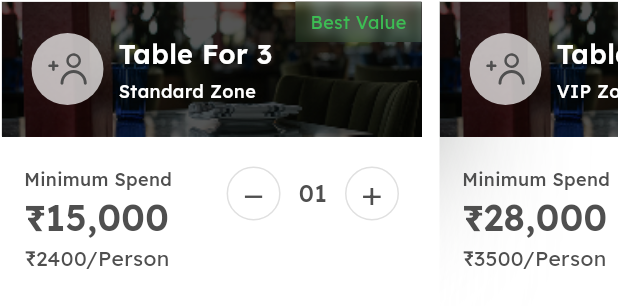
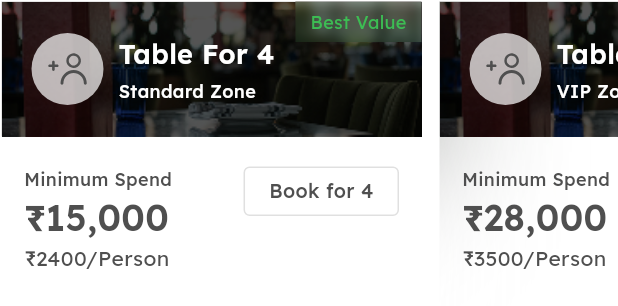
Before and after one commit to devesh-whiterapps/partywitty, a Flutter app: the TableBookingHorizontalList widget shown alone on an empty page, opened directly, on a phone screen of 412 x 824 dp. Shown: the top 306 px of the screen. Run offline on Flutter 3.47's test engine with Material 3 defaults, Android fonts, the phone set to English and light mode, and no system bars; our stand-ins replace equatable, flutter_bloc, flutter_dotenv, flutter_svg, google_fonts, image_picker; missing offline and left inert: gradient_txt, razorpay_flutter; network calls fail.

```diff
--- a/lib/presentation/screens/general_pass_options_screen.dart
+++ b/lib/presentation/screens/general_pass_options_screen.dart
@@ -402,7 +402,7 @@ class _TableBookingHorizontalListState
 
   final List<Map<String, dynamic>> tableOptions = [
     {
-      'tableName': 'Table For 3',
+      'tableName': 'Table For 4',
       'zone': 'Standard Zone',
       'minSpend': '₹15,000',
       'perPerson': '₹2400/Person',
@@ -691,8 +691,29 @@ class _TableBookingHorizontalListState
                               ),
                             ],
                           ),
-                          // Right - Quantity selector
-                          _TableQuantitySelector(),
+                          // Book For button (outlined)
+                          Container(
+                            padding: const EdgeInsets.symmetric(
+                              horizontal: 16,
+                              vertical: 6,
+                            ),
+                            decoration: BoxDecoration(
+                              color: Colors.white.withOpacity(0.3),
+                              borderRadius: BorderRadius.circular(4),
+                              border: Border.all(
+                                color: const Color(0xFFE0E0E0),
+                                width: 1,
+                              ),
+                            ),
+                            child: Text(
+                              data['bookFor'],
+                              style: GoogleFonts.lexend(
+                                fontSize: 13,
+                                fontWeight: FontWeight.w500,
+                                color: const Color(0xFF4F4F4F),
+                              ),
+                            ),
+                          ),
                         ],
                       ),
                       const SizedBox(height: 19),
@@ -827,94 +848,3 @@ class _GeneralPassOptionsScreenState extends State<GeneralPassOptionsScreen> {
     );
   }
 }
-
-/// Quantity selector widget for table bookings (- 01 +)
-class _TableQuantitySelector extends StatefulWidget {
-  const _TableQuantitySelector();
-
-  @override
-  State<_TableQuantitySelector> createState() => _TableQuantitySelectorState();
-}
-
-class _TableQuantitySelectorState extends State<_TableQuantitySelector> {
-  int _quantity = 1;
-
-  void _increment() {
-    setState(() {
-      _quantity++;
-    });
-  }
-
-  void _decrement() {
-    if (_quantity > 1) {
-      setState(() {
-        _quantity--;
-      });
-    }
-  }
-
-  @override
-  Widget build(BuildContext context) {
-    return Row(
-      mainAxisSize: MainAxisSize.min,
-      children: [
-        // Minus button (circular)
-        GestureDetector(
-          onTap: _decrement,
-          child: Container(
-            width: 36,
-            height: 36,
-            decoration: BoxDecoration(
-              color: Colors.white,
-              shape: BoxShape.circle,
-              border: Border.all(color: const Color(0xFFE0E0E0), width: 1),
-            ),
-            alignment: Alignment.center,
-            child: Text(
-              '−',
-              style: GoogleFonts.lexend(
-                fontSize: 24,
-                fontWeight: FontWeight.w300,
-                color: const Color(0xff4F4F4F),
-              ),
-            ),
-          ),
-        ),
-        // Quantity display
-        Container(
-          padding: const EdgeInsets.symmetric(horizontal: 12),
-          child: Text(
-            _quantity.toString().padLeft(2, '0'),
-            style: GoogleFonts.lexend(
-              fontSize: 16,
-              fontWeight: FontWeight.w500,
-              color: const Color(0xff4F4F4F),
-            ),
-          ),
-        ),
-        // Plus button (circular)
-        GestureDetector(
-          onTap: _increment,
-          child: Container(
-            width: 36,
-            height: 36,
-            decoration: BoxDecoration(
-              color: Colors.white,
-              shape: BoxShape.circle,
-              border: Border.all(color: const Color(0xFFE0E0E0), width: 1),
-            ),
-            alignment: Alignment.center,
-            child: Text(
-              '+',
-              style: GoogleFonts.lexend(
-                fontSize: 24,
-                fontWeight: FontWeight.w300,
-                color: const Color(0xff4F4F4F),
-              ),
-            ),
-          ),
-        ),
-      ],
-    );
-  }
-}
```
